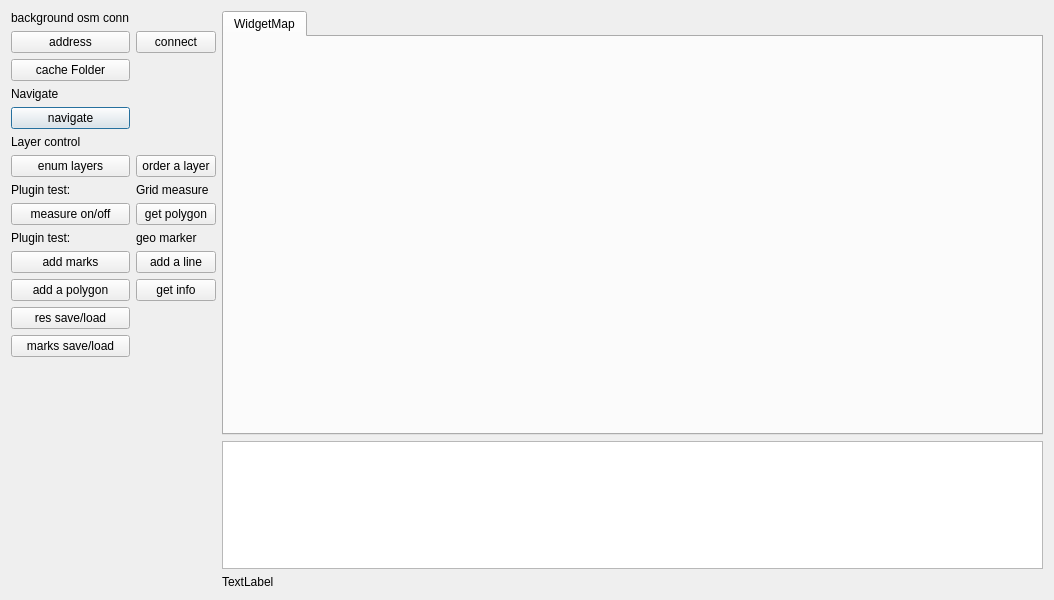
Above: test_container/testcontainer_linux.ui from tgut/mercator.qtviewer before the change. Below: the same form after it.
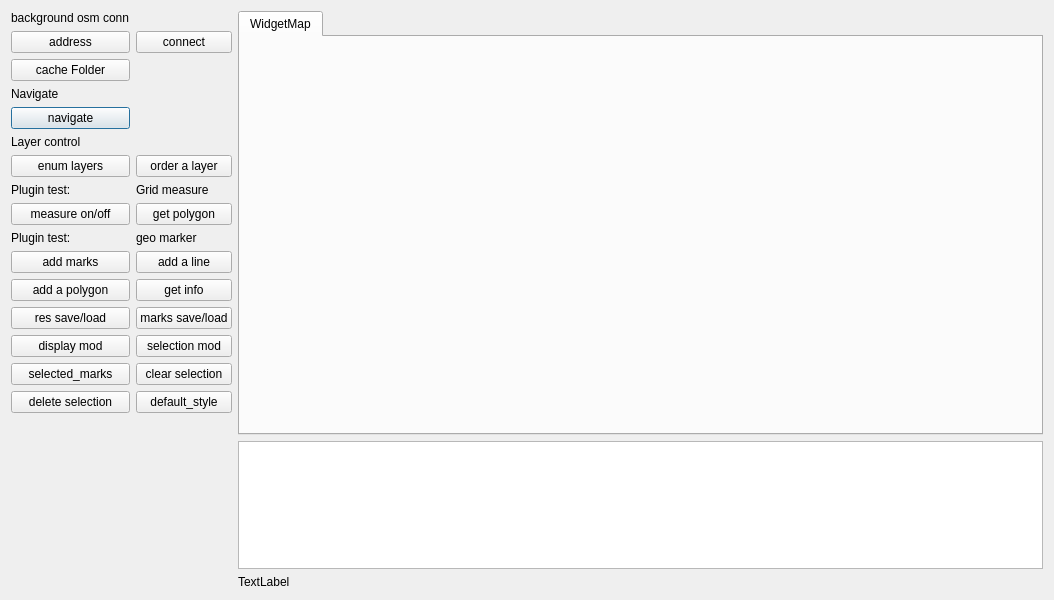
That is the form after the change. Custom widgets are drawn as their Qt base class.

Commit message: test linux examples

Patch:
```diff
--- a/test_container/testcontainer_linux.ui
+++ b/test_container/testcontainer_linux.ui
@@ -37,13 +37,6 @@
        </property>
       </widget>
      </item>
-     <item row="15" column="0">
-      <widget class="QPushButton" name="pushButton_test_xml">
-       <property name="text">
-        <string>marks save/load</string>
-       </property>
-      </widget>
-     </item>
      <item row="11" column="0">
       <widget class="QPushButton" name="pushButton_test_mark">
        <property name="text">
@@ -142,7 +135,7 @@
        </property>
       </widget>
      </item>
-     <item row="16" column="0">
+     <item row="18" column="0">
       <spacer name="verticalSpacer">
        <property name="orientation">
         <enum>Qt::Vertical</enum>
@@ -176,6 +169,55 @@
        </property>
       </widget>
      </item>
+     <item row="16" column="0">
+      <widget class="QPushButton" name="pushButton_test_geo_selected_marks">
+       <property name="text">
+        <string>selected_marks</string>
+       </property>
+      </widget>
+     </item>
+     <item row="14" column="1">
+      <widget class="QPushButton" name="pushButton_test_xml">
+       <property name="text">
+        <string>marks save/load</string>
+       </property>
+      </widget>
+     </item>
+     <item row="15" column="1">
+      <widget class="QPushButton" name="pushButton_test_geo_selectionMod">
+       <property name="text">
+        <string>selection mod</string>
+       </property>
+      </widget>
+     </item>
+     <item row="15" column="0">
+      <widget class="QPushButton" name="pushButton_test_geo_displayMod">
+       <property name="text">
+        <string>display mod</string>
+       </property>
+      </widget>
+     </item>
+     <item row="16" column="1">
+      <widget class="QPushButton" name="pushButton_test_geo_clear_sel">
+       <property name="text">
+        <string>clear selection</string>
+       </property>
+      </widget>
+     </item>
+     <item row="17" column="0">
+      <widget class="QPushButton" name="pushButton_test_geo_del_sel">
+       <property name="text">
+        <string>delete selection</string>
+       </property>
+      </widget>
+     </item>
+     <item row="17" column="1">
+      <widget class="QPushButton" name="pushButton_default_style">
+       <property name="text">
+        <string>default_style</string>
+       </property>
+      </widget>
+     </item>
     </layout>
    </item>
    <item>
```
The commit also changes 1 other file.
